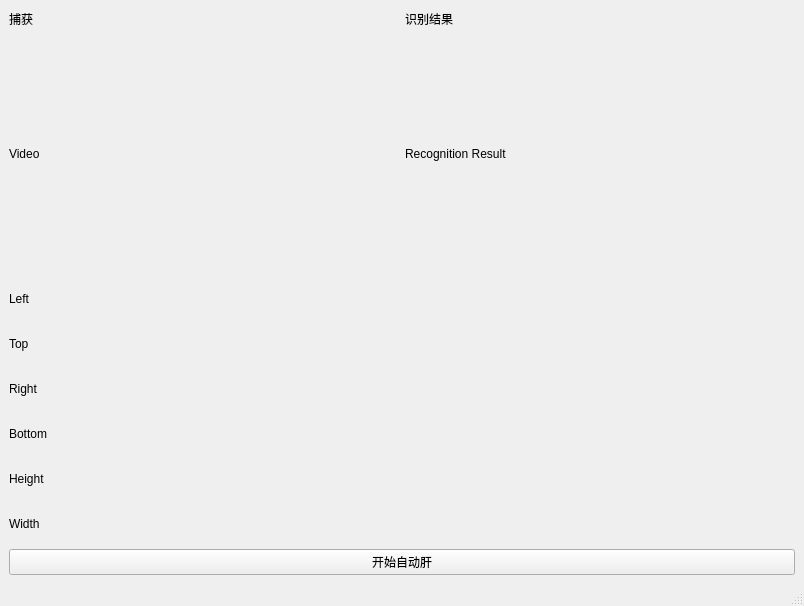
Before: the Qt Designer form view/design/ui/main_window.ui in Connorshen/OnmyojiScript, drawn with Qt 5.
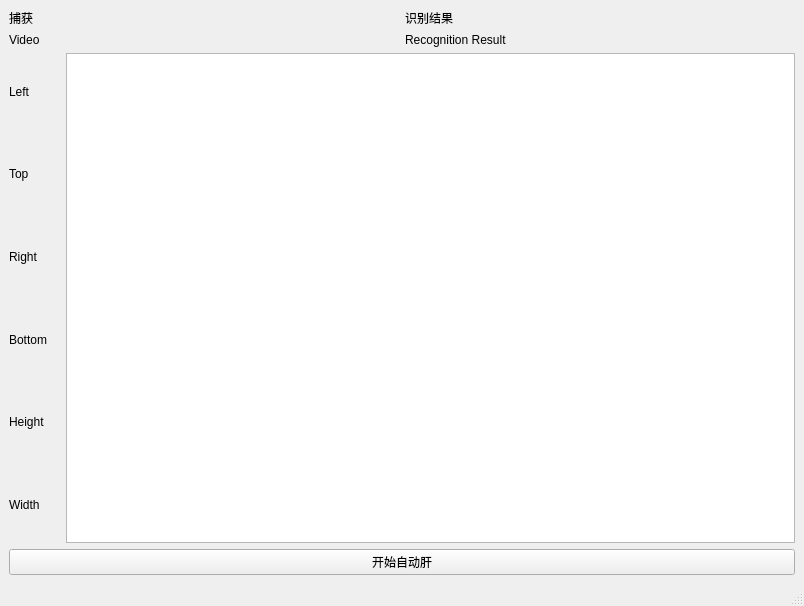
After: the same form once the commit is applied.

What changed in the file:
```diff
--- a/view/design/ui/main_window.ui
+++ b/view/design/ui/main_window.ui
@@ -167,7 +167,11 @@
        </layout>
       </item>
       <item row="0" column="1">
-       <layout class="QGridLayout" name="gridLayout_2"/>
+       <layout class="QGridLayout" name="gridLayout_2">
+        <item row="0" column="0">
+         <widget class="QTextBrowser" name="textBrowser"/>
+        </item>
+       </layout>
       </item>
      </layout>
     </item>
```
